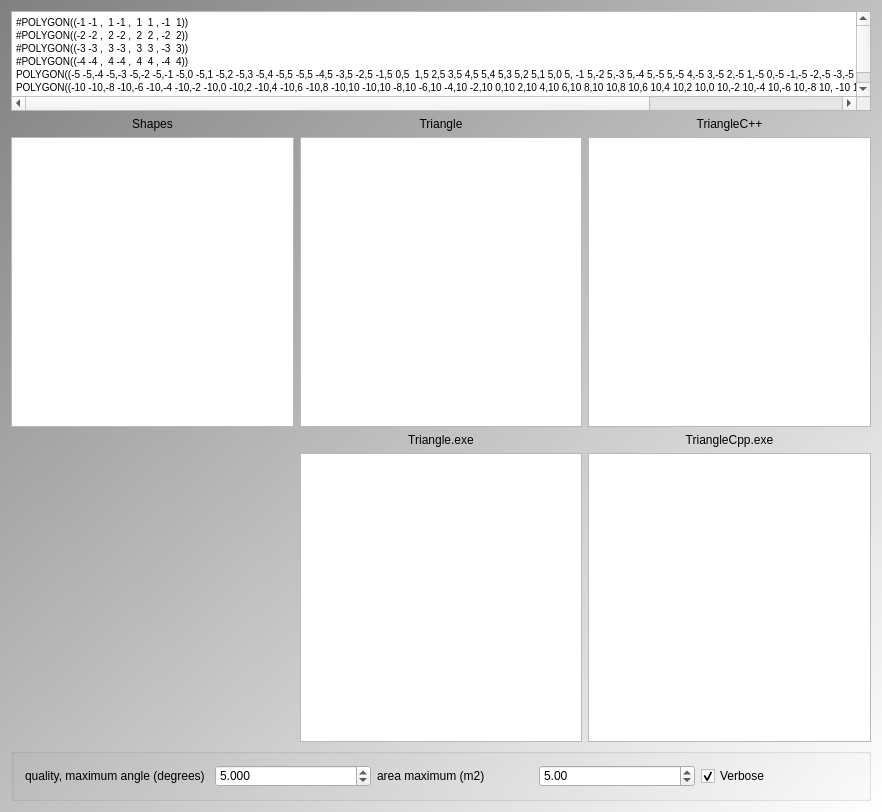
Above: Tools/ToolTestTriangle/qttesttrianglemaindialog.ui from richelbilderbeek/ProjectRichelBilderbeek before the change. Below: the same form after it.
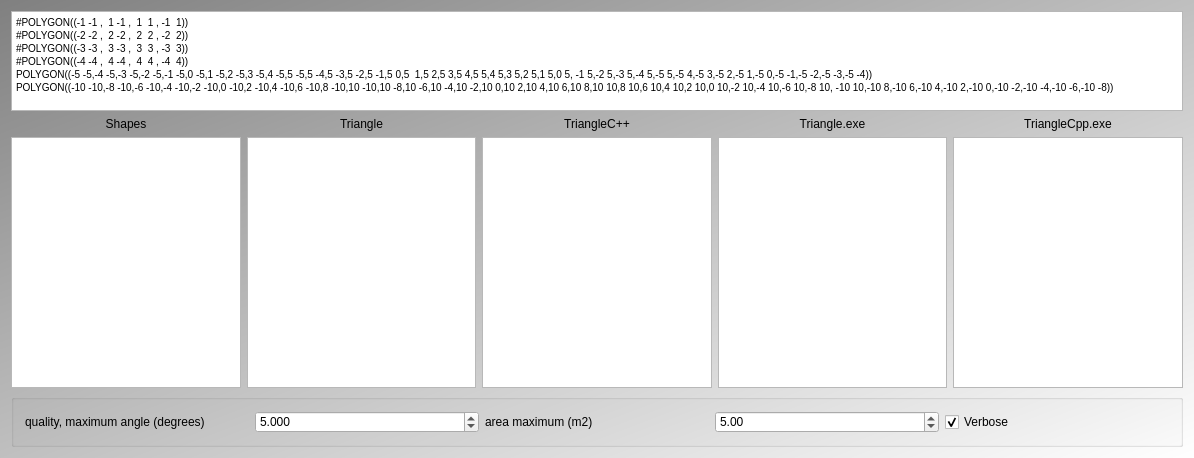
That is the form after the change. Icons and pictures are not drawn. Custom widgets are drawn as their Qt base class.

Diff of the .ui file:
```diff
--- a/Tools/ToolTestTriangle/qttesttrianglemaindialog.ui
+++ b/Tools/ToolTestTriangle/qttesttrianglemaindialog.ui
@@ -9,8 +9,8 @@
    <rect>
     <x>0</x>
     <y>0</y>
-    <width>882</width>
-    <height>812</height>
+    <width>1194</width>
+    <height>458</height>
    </rect>
   </property>
   <property name="sizePolicy">
@@ -41,33 +41,6 @@
 </string>
   </property>
   <layout class="QGridLayout" name="gridLayout">
-   <item row="0" column="0" colspan="3">
-    <widget class="QPlainTextEdit" name="edit_shapes">
-     <property name="sizePolicy">
-      <sizepolicy hsizetype="Expanding" vsizetype="Maximum">
-       <horstretch>0</horstretch>
-       <verstretch>0</verstretch>
-      </sizepolicy>
-     </property>
-     <property name="maximumSize">
-      <size>
-       <width>16777215</width>
-       <height>100</height>
-      </size>
-     </property>
-     <property name="lineWrapMode">
-      <enum>QPlainTextEdit::NoWrap</enum>
-     </property>
-     <property name="plainText">
-      <string>#POLYGON((-1 -1 ,  1 -1 ,  1  1 , -1  1))
-#POLYGON((-2 -2 ,  2 -2 ,  2  2 , -2  2))
-#POLYGON((-3 -3 ,  3 -3 ,  3  3 , -3  3))
-#POLYGON((-4 -4 ,  4 -4 ,  4  4 , -4  4))
-POLYGON((-5 -5,-4 -5,-3 -5,-2 -5,-1 -5,0 -5,1 -5,2 -5,3 -5,4 -5,5 -5,5 -4,5 -3,5 -2,5 -1,5 0,5  1,5 2,5 3,5 4,5 5,4 5,3 5,2 5,1 5,0 5, -1 5,-2 5,-3 5,-4 5,-5 5,-5 4,-5 3,-5 2,-5 1,-5 0,-5 -1,-5 -2,-5 -3,-5 -4))
-POLYGON((-10 -10,-8 -10,-6 -10,-4 -10,-2 -10,0 -10,2 -10,4 -10,6 -10,8 -10,10 -10,10 -8,10 -6,10 -4,10 -2,10 0,10 2,10 4,10 6,10 8,10 10,8 10,6 10,4 10,2 10,0 10,-2 10,-4 10,-6 10,-8 10, -10 10,-10 8,-10 6,-10 4,-10 2,-10 0,-10 -2,-10 -4,-10 -6,-10 -8))</string>
-     </property>
-    </widget>
-   </item>
    <item row="1" column="0">
     <widget class="QLabel" name="label_shapes">
      <property name="text">
@@ -103,7 +76,7 @@
      <property name="sizePolicy">
       <sizepolicy hsizetype="Expanding" vsizetype="Expanding">
        <horstretch>0</horstretch>
-       <verstretch>3</verstretch>
+       <verstretch>0</verstretch>
       </sizepolicy>
      </property>
      <property name="minimumSize">
@@ -119,7 +92,7 @@
      <property name="sizePolicy">
       <sizepolicy hsizetype="Expanding" vsizetype="Expanding">
        <horstretch>0</horstretch>
-       <verstretch>3</verstretch>
+       <verstretch>0</verstretch>
       </sizepolicy>
      </property>
      <property name="minimumSize">
@@ -135,7 +108,7 @@
      <property name="sizePolicy">
       <sizepolicy hsizetype="Expanding" vsizetype="Expanding">
        <horstretch>0</horstretch>
-       <verstretch>3</verstretch>
+       <verstretch>0</verstretch>
       </sizepolicy>
      </property>
      <property name="minimumSize">
@@ -146,17 +119,7 @@
      </property>
     </widget>
    </item>
-   <item row="3" column="1">
-    <widget class="QLabel" name="label_triangle_exe">
-     <property name="text">
-      <string>Triangle.exe</string>
-     </property>
-     <property name="alignment">
-      <set>Qt::AlignCenter</set>
-     </property>
-    </widget>
-   </item>
-   <item row="3" column="2">
+   <item row="1" column="4">
     <widget class="QLabel" name="label_triangle_cpp_exe">
      <property name="text">
       <string>TriangleCpp.exe</string>
@@ -166,28 +129,12 @@
      </property>
     </widget>
    </item>
-   <item row="4" column="1">
-    <widget class="ribi::QtNavigationableGraphicsView" name="view_triangle_mesh_exe">
-     <property name="sizePolicy">
-      <sizepolicy hsizetype="Expanding" vsizetype="Expanding">
-       <horstretch>0</horstretch>
-       <verstretch>3</verstretch>
-      </sizepolicy>
-     </property>
-     <property name="minimumSize">
-      <size>
-       <width>0</width>
-       <height>0</height>
-      </size>
-     </property>
-    </widget>
-   </item>
-   <item row="4" column="2">
+   <item row="2" column="4">
     <widget class="ribi::QtNavigationableGraphicsView" name="view_triangle_cpp_mesh_exe">
      <property name="sizePolicy">
       <sizepolicy hsizetype="Expanding" vsizetype="Expanding">
        <horstretch>0</horstretch>
-       <verstretch>3</verstretch>
+       <verstretch>0</verstretch>
       </sizepolicy>
      </property>
      <property name="minimumSize">
@@ -198,7 +145,60 @@
      </property>
     </widget>
    </item>
-   <item row="5" column="0" colspan="3">
+   <item row="2" column="3">
+    <widget class="ribi::QtNavigationableGraphicsView" name="view_triangle_mesh_exe">
+     <property name="sizePolicy">
+      <sizepolicy hsizetype="Expanding" vsizetype="Expanding">
+       <horstretch>0</horstretch>
+       <verstretch>0</verstretch>
+      </sizepolicy>
+     </property>
+     <property name="minimumSize">
+      <size>
+       <width>0</width>
+       <height>0</height>
+      </size>
+     </property>
+    </widget>
+   </item>
+   <item row="1" column="3">
+    <widget class="QLabel" name="label_triangle_exe">
+     <property name="text">
+      <string>Triangle.exe</string>
+     </property>
+     <property name="alignment">
+      <set>Qt::AlignCenter</set>
+     </property>
+    </widget>
+   </item>
+   <item row="0" column="0" colspan="5">
+    <widget class="QPlainTextEdit" name="edit_shapes">
+     <property name="sizePolicy">
+      <sizepolicy hsizetype="Expanding" vsizetype="Maximum">
+       <horstretch>0</horstretch>
+       <verstretch>0</verstretch>
+      </sizepolicy>
+     </property>
+     <property name="maximumSize">
+      <size>
+       <width>16777215</width>
+       <height>100</height>
+      </size>
+     </property>
+     <property name="lineWrapMode">
+      <enum>QPlainTextEdit::NoWrap</enum>
+     </property>
+     <property name="plainText">
+      <string>#POLYGON((-1 -1 ,  1 -1 ,  1  1 , -1  1))
+#POLYGON((-2 -2 ,  2 -2 ,  2  2 , -2  2))
+#POLYGON((-3 -3 ,  3 -3 ,  3  3 , -3  3))
+#POLYGON((-4 -4 ,  4 -4 ,  4  4 , -4  4))
+POLYGON((-5 -5,-4 -5,-3 -5,-2 -5,-1 -5,0 -5,1 -5,2 -5,3 -5,4 -5,5 -5,5 -4,5 -3,5 -2,5 -1,5 0,5  1,5 2,5 3,5 4,5 5,4 5,3 5,2 5,1 5,0 5, -1 5,-2 5,-3 5,-4 5,-5 5,-5 4,-5 3,-5 2,-5 1,-5 0,-5 -1,-5 -2,-5 -3,-5 -4))
+POLYGON((-10 -10,-8 -10,-6 -10,-4 -10,-2 -10,0 -10,2 -10,4 -10,6 -10,8 -10,10 -10,10 -8,10 -6,10 -4,10 -2,10 0,10 2,10 4,10 6,10 8,10 10,8 10,6 10,4 10,2 10,0 10,-2 10,-4 10,-6 10,-8 10, -10 10,-10 8,-10 6,-10 4,-10 2,-10 0,-10 -2,-10 -4,-10 -6,-10 -8))</string>
+     </property>
+    </widget>
+   </item>
+   <item row="4" column="0" colspan="5">
     <widget class="QGroupBox" name="box_parameters">
      <property name="title">
       <string/>
```
